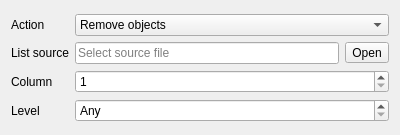
Qt form removejobwidget.ui (Kuszki/K-Tree-Tools) before a commit.
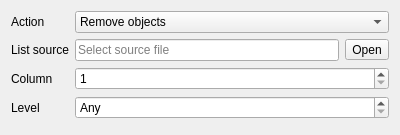
The same form after that commit. Icons and pictures are not drawn.

Diff of the .ui file:
```diff
--- a/removejobwidget.ui
+++ b/removejobwidget.ui
@@ -28,7 +28,7 @@
     <set>Qt::AlignLeading|Qt::AlignLeft|Qt::AlignVCenter</set>
    </property>
    <property name="formAlignment">
-    <set>Qt::AlignLeading|Qt::AlignLeft|Qt::AlignVCenter</set>
+    <set>Qt::AlignLeading|Qt::AlignLeft|Qt::AlignTop</set>
    </property>
    <item row="0" column="0">
     <widget class="QLabel" name="actionLabel">
```
Left out of the diff: 9 changed lines with no effect on the pictures.
